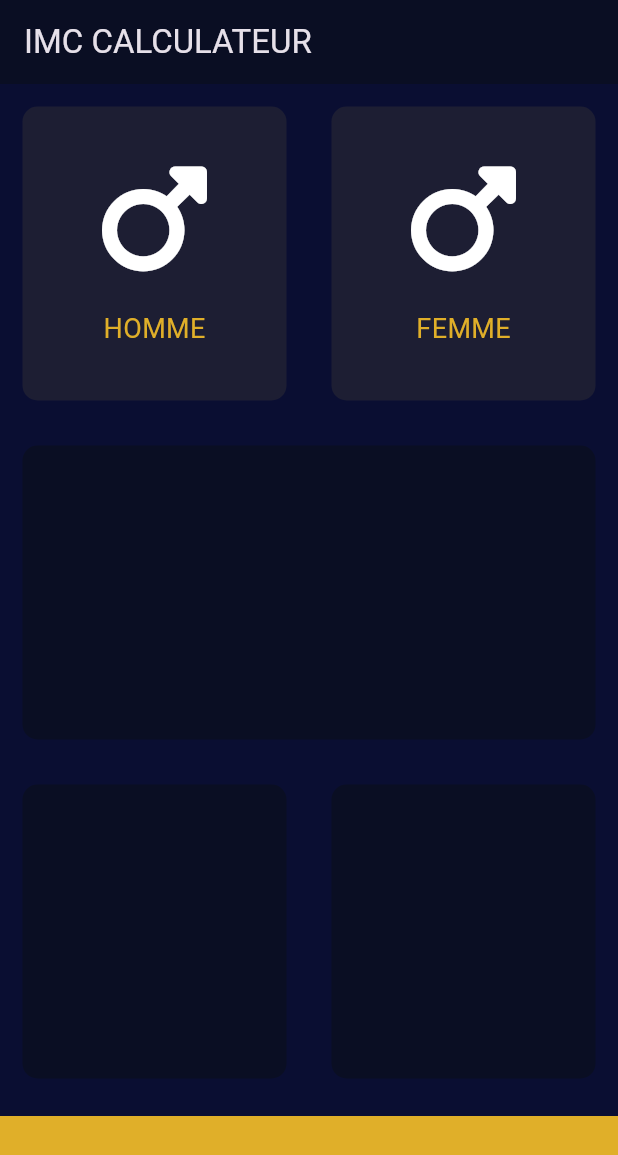
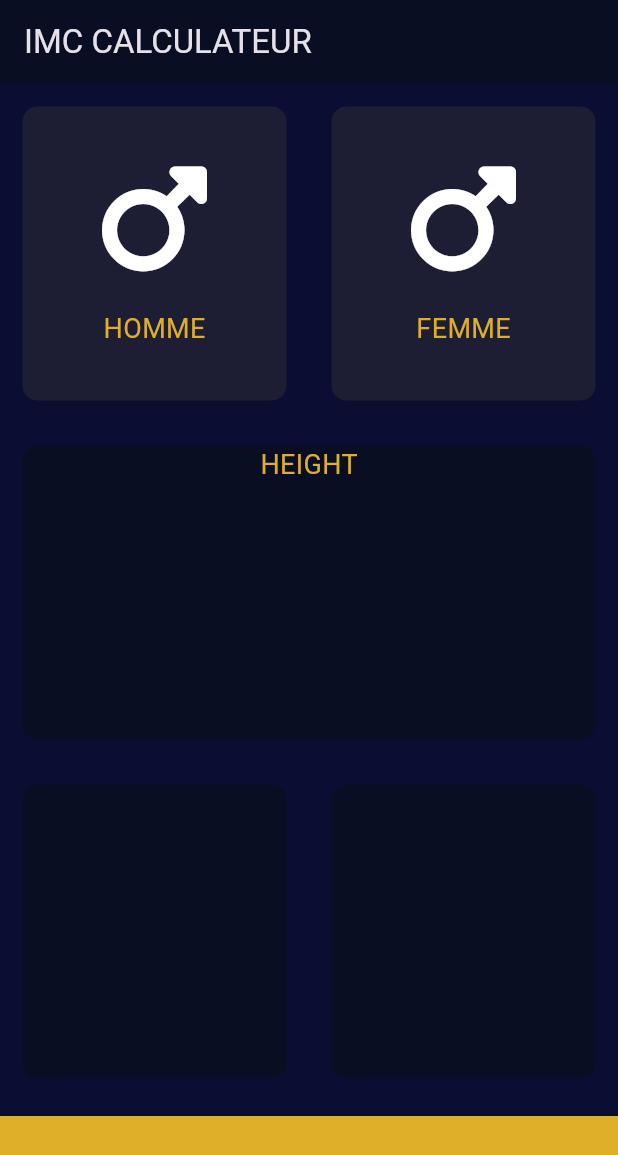
Before and after one commit to Aleks512/IMC-calculator-Flutter, a Flutter app: the screen it shows after launch, on a phone screen of 412 x 824 dp. Shown: the top 1155 px of the screen. Run offline on Flutter 3.47's test engine with Material 3 defaults, Android fonts, the phone set to English and light mode, and no system bars; our stand-ins replace font_awesome_flutter.

Commit message:
width of column

```diff
--- a/lib/input_page.dart
+++ b/lib/input_page.dart
@@ -23,6 +23,7 @@ class _InputPageState extends State<InputPage> {
         title: const Text("IMC CALCULATEUR"),
       ),
       body: Column(
+        crossAxisAlignment: CrossAxisAlignment.stretch,
         children: [
           Expanded(
             child: Row(
@@ -63,6 +64,12 @@ class _InputPageState extends State<InputPage> {
           ),
           const Expanded(
               child: ReusableCard(
+                cardChild: Column(
+                  children: [
+                    Text('HEIGHT',
+                    style: kLabeltextStyle,)
+                  ],
+                ),
             colour: kReusableCardsColor,
           )),
           const Expanded(
```
